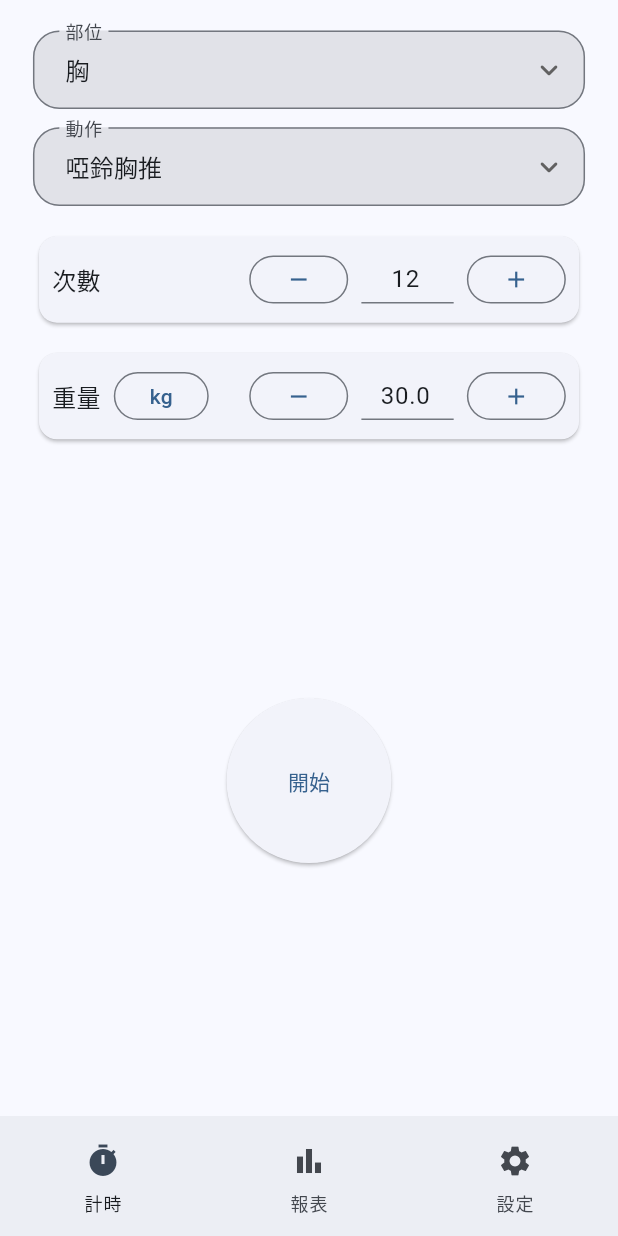
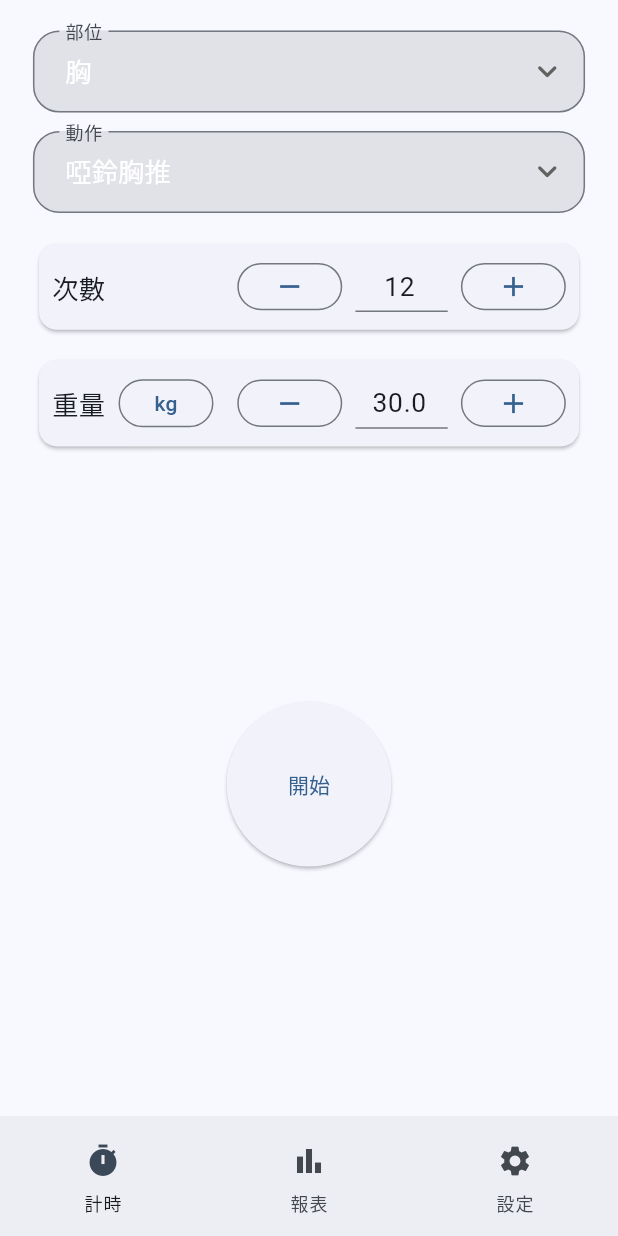
Before and after one commit to jia741/IronDiary, a Flutter app: the screen it shows after launch, on a phone screen of 412 x 824 dp. Run offline on Flutter 3.47's test engine with Material 3 defaults, Android fonts, the phone set to English and light mode, and no system bars; our stand-ins replace audioplayers, flutter_slidable, shared_preferences, sqflite; accounts and stored records are empty.

Commit message:
feat: scale dropdown and number row

```diff
--- a/lib/home_page.dart
+++ b/lib/home_page.dart
@@ -215,7 +215,10 @@ class _HomePageState extends State<HomePage> {
                       .map(
                         (c) => DropdownMenuItem(
                           value: c['id'] as int,
-                          child: Text(c['name'] as String),
+                          child: Text(
+                            c['name'] as String,
+                            style: TextStyle(fontSize: ScreenUtil.w(16)),
+                          ),
                         ),
                       )
                       .toList(),
@@ -232,7 +235,10 @@ class _HomePageState extends State<HomePage> {
                       .map(
                         (e) => DropdownMenuItem(
                           value: e['id'] as int,
-                          child: Text(e['name'] as String),
+                          child: Text(
+                            e['name'] as String,
+                            style: TextStyle(fontSize: ScreenUtil.w(16)),
+                          ),
                         ),
                       )
                       .toList(),
@@ -360,9 +366,13 @@ Widget prettyDropdown<T>({
   return DropdownButtonFormField<T>(
     value: value,
     isExpanded: true,
+    style: TextStyle(fontSize: ScreenUtil.w(16)),
     items: items,
     onChanged: onChanged,
-    icon: const Icon(Icons.keyboard_arrow_down_rounded),
+    icon: Icon(
+      Icons.keyboard_arrow_down_rounded,
+      size: ScreenUtil.w(24),
+    ),
     decoration: InputDecoration(
       labelText: label,
       filled: true,
@@ -432,7 +442,12 @@ class _NumberRowState extends State<NumberRow> {
         padding: EdgeInsets.all(ScreenUtil.w(8)),
         child: Row(
           children: [
-            Text(widget.label, style: Theme.of(context).textTheme.titleMedium),
+            Text(
+              widget.label,
+              style: Theme.of(context).textTheme.titleMedium?.copyWith(
+                    fontSize: ScreenUtil.w(16),
+                  ),
+            ),
             if (widget.labelTrailing != null) ...[
               SizedBox(width: ScreenUtil.w(8)),
               widget.labelTrailing!,
@@ -440,8 +455,12 @@ class _NumberRowState extends State<NumberRow> {
             const Spacer(),
             OutlinedButton(
               onPressed: widget.onMinus,
-              style: const ButtonStyle(visualDensity: VisualDensity.compact),
-              child: const Icon(Icons.remove),
+              style: OutlinedButton.styleFrom(
+                visualDensity: VisualDensity.compact,
+                minimumSize:
+                    Size(ScreenUtil.w(36), ScreenUtil.w(36)),
+              ),
+              child: Icon(Icons.remove, size: ScreenUtil.w(20)),
             ),
             SizedBox(width: ScreenUtil.w(8)),
             SizedBox(
@@ -452,14 +471,19 @@ class _NumberRowState extends State<NumberRow> {
                 keyboardType: widget.keyboardType,
                 inputFormatters: widget.inputFormatters,
                 onSubmitted: widget.onSubmitted,
+                style: TextStyle(fontSize: ScreenUtil.w(16)),
                 decoration: const InputDecoration(isDense: true),
               ),
             ),
             SizedBox(width: ScreenUtil.w(8)),
             OutlinedButton(
               onPressed: widget.onPlus,
-              style: const ButtonStyle(visualDensity: VisualDensity.compact),
-              child: const Icon(Icons.add),
+              style: OutlinedButton.styleFrom(
+                visualDensity: VisualDensity.compact,
+                minimumSize:
+                    Size(ScreenUtil.w(36), ScreenUtil.w(36)),
+              ),
+              child: Icon(Icons.add, size: ScreenUtil.w(20)),
             ),
           ],
         ),
```
